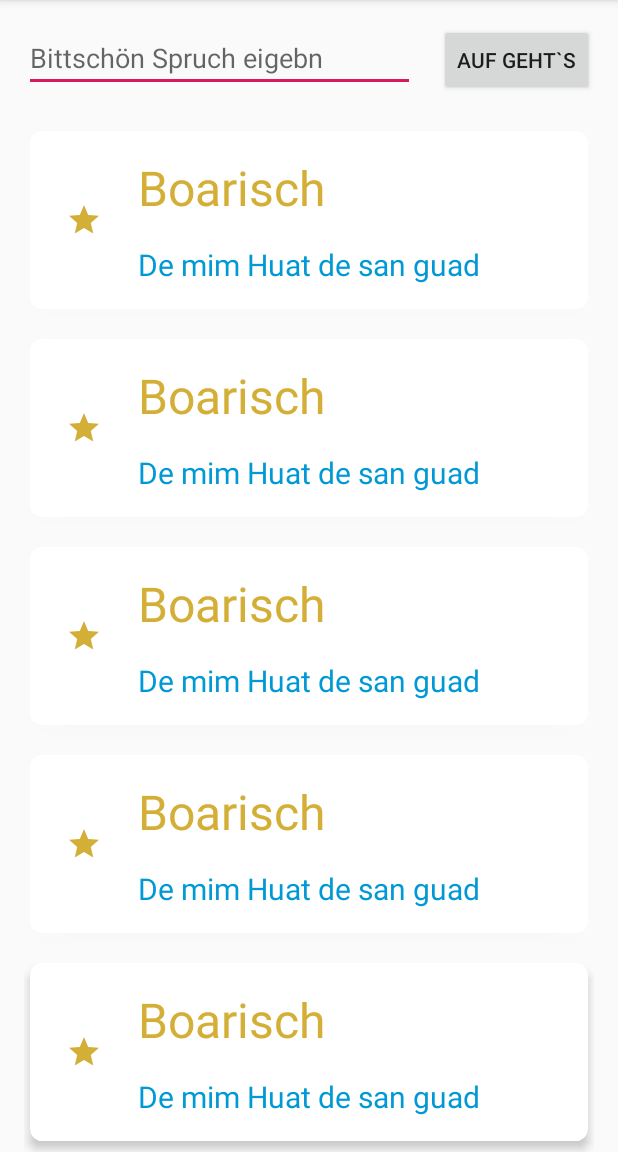
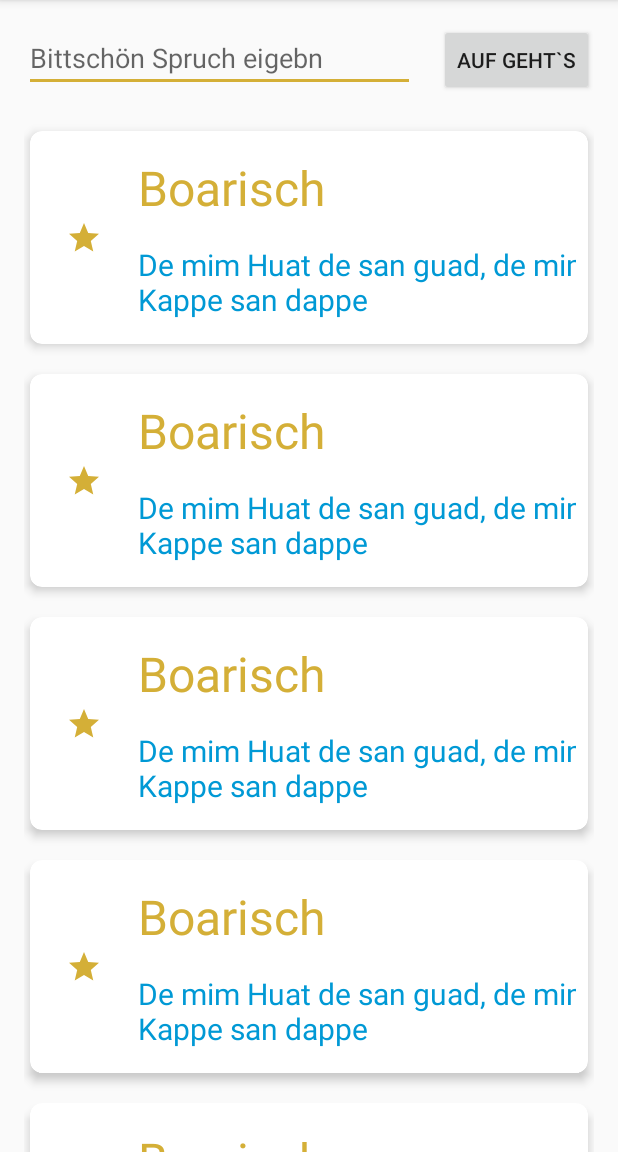
Before and after one commit to ROWLout/PlaygroundApp, an Android app: the screen it shows after launch (MainActivity), after a tap on an icon or button, on a phone screen of 412 x 824 dp, the part 84-1236 px from its top. Run offline under Robolectric (Android 15) with nearby library versions, the phone set to English and light mode, and no system bars.

Commit message:
minor changes

```diff
--- a/app/src/main/AndroidManifest.xml
+++ b/app/src/main/AndroidManifest.xml
@@ -4,9 +4,9 @@
 
     <application
         android:allowBackup="true"
-        android:icon="@mipmap/ic_launcher"
+        android:icon="@mipmap/icon_bavario"
         android:label="@string/app_name"
-        android:roundIcon="@mipmap/ic_launcher_round"
+        android:roundIcon="@mipmap/icon_bavario"
         android:supportsRtl="true"
         android:theme="@style/AppTheme">
         <activity android:name=".DisplayMessageActivity"
--- a/app/src/main/java/de/rowl/playgroundapp/MainActivity.kt
+++ b/app/src/main/java/de/rowl/playgroundapp/MainActivity.kt
@@ -21,7 +21,7 @@ class MainActivity : AppCompatActivity() {
 
         val messages = mutableListOf<Message>()
         for (i in 0..9)
-            messages.add(Message("Boarisch", "De mim Huat de san guad", "Quirin"))
+            messages.add(Message("Boarisch", "De mim Huat de san guad, de mim Kappe san dappe", "Quirin"))
 
         recyclerView.apply {
             layoutManager = LinearLayoutManager(this@MainActivity)
@@ -31,7 +31,7 @@ class MainActivity : AppCompatActivity() {
         sendButton.setOnClickListener {
             val newMessage = editText.text.toString()
             if(newMessage.isEmpty()) {
-                Toast.makeText(applicationContext, "Dei Text is laar! Bitt schee Text eingeben!", Toast.LENGTH_SHORT).show()
+                Toast.makeText(applicationContext, "Dei Spruch is laar, du Gloiffe! Bittschön Text eigebn", Toast.LENGTH_SHORT).show()
             }else{
                 sendMessage(newMessage)
             }
--- a/app/src/main/res/values/colors.xml
+++ b/app/src/main/res/values/colors.xml
@@ -2,5 +2,5 @@
 <resources>
     <color name="colorPrimary">#0099D5</color>
     <color name="colorPrimaryDark">#D4AF37</color>
-    <color name="colorAccent">#D81B60</color>
+    <color name="colorAccent">#D4AF37</color>
 </resources>
```
Also changed, not shown: app/src/main/res/mipmap-hdpi/icon_bavario.png (added).
